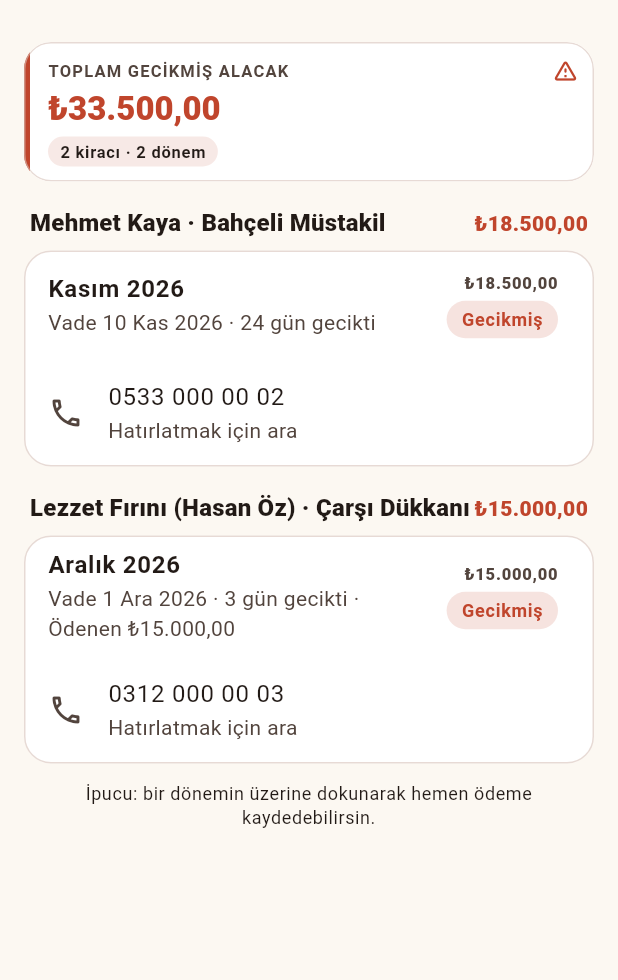
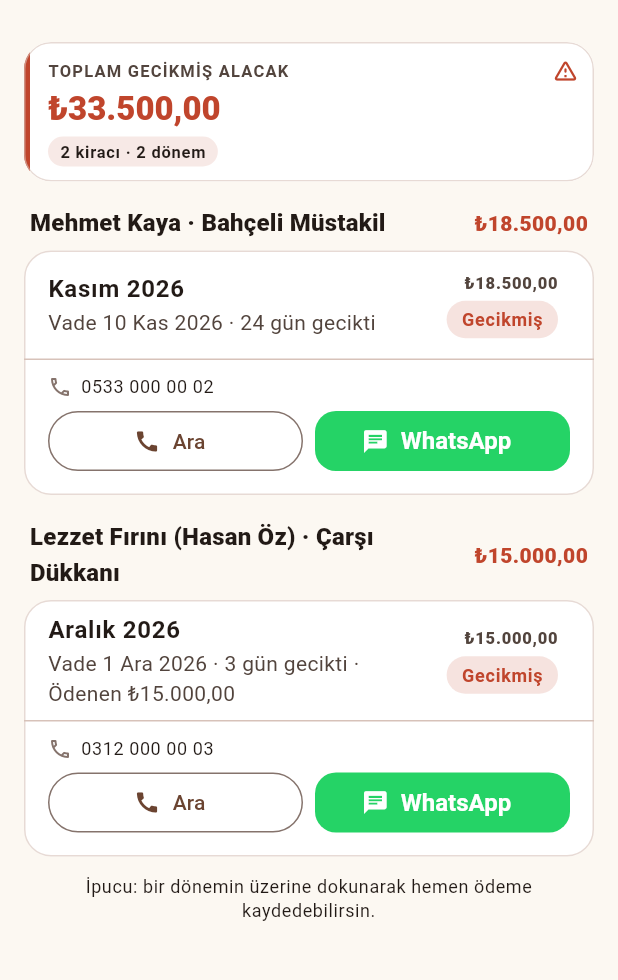
Before and after one commit to yundroid/10ants, a Flutter app: the DashboardScreen screen opened directly, after a tap on "Örnek verilerle dene", after a tap on "Tümü", on a phone screen of 412 x 824 dp, the part 54-1034 px from its top. Run offline on Flutter 3.47's test engine with Material 3 defaults, Android fonts, the phone set to English and light mode, and no system bars; our stand-ins replace file_picker, fl_chart, image_picker, open_filex, sembast, sembast_web and 1 more; missing offline and left inert: dart:js_interop; accounts and stored records are empty.

Commit message:
Geciken kiralarda kiracıyı arama ve WhatsApp'tan hatırlatma gönderme
- Geciken kiralar ekranında ve kiracı detayında Ara / WhatsApp düğmeleri
- WhatsApp, geciken dönemleri ve toplam borcu içeren hazır mesajla açılır
- Türkiye telefon numaraları uluslararası biçime çevrilir (0532… → 90532…)
- Telefonu olmayan kiracıda numara ekleme kısayolu
- Android 11+ için url_launcher <queries> bildirimleri

Co-Authored-By: Claude Opus 5.5 <noreply@anthropic.com>
Claude-Session: https://claude.ai/code/session_01PQZcGFBYxfhJnNNFRidt3n

```diff
--- a/lib/screens/overdue_screen.dart
+++ b/lib/screens/overdue_screen.dart
@@ -2,11 +2,13 @@ import 'package:flutter/material.dart';
 import 'package:provider/provider.dart';
 
 import '../models/models.dart';
+import '../services/contact.dart';
 import '../services/data_store.dart';
 import '../services/rent_calculator.dart';
 import '../theme.dart';
 import '../utils/format.dart';
 import '../widgets/common.dart';
+import '../widgets/contact_buttons.dart';
 import 'tenants_screen.dart';
 
 /// Gecikmiş kiraların kiracı bazında gruplanmış listesi.
@@ -50,12 +52,23 @@ class OverdueScreen extends StatelessWidget {
                 Card(
                   child: Column(children: [
                     for (final p in g.value) RentPeriodTile(period: p),
-                    if (g.key.phone.isNotEmpty)
-                      ListTile(
-                        leading: const Icon(Icons.phone_outlined),
-                        title: Text(g.key.phone),
-                        subtitle: const Text('Hatırlatmak için ara'),
+                    const Divider(height: 1),
+                    if (g.key.phone.trim().isNotEmpty)
+                      Padding(
+                        padding: const EdgeInsets.fromLTRB(16, 10, 16, 0),
+                        child: Row(children: [
+                          Icon(Icons.phone_outlined,
+                              size: 16, color: Theme.of(context).colorScheme.outline),
+                          const SizedBox(width: 6),
+                          Text(g.key.phone, style: Theme.of(context).textTheme.bodySmall),
+                        ]),
                       ),
+                    ContactButtons(
+                      tenant: g.key,
+                      message: Contact.reminderMessage(
+                          g.key, store.propertyById(g.key.propertyId), g.value),
+                      onAddPhone: () => openTenantForm(context, tenant: g.key),
+                    ),
                   ]),
                 ),
               ],
--- /dev/null
+++ b/lib/services/contact.dart
@@ -0,0 +1,50 @@
+import '../models/models.dart';
+import '../utils/format.dart';
+import 'rent_calculator.dart';
+
+/// Kiracıyla iletişim: arama ve WhatsApp bağlantıları, hatırlatma mesajı.
+class Contact {
+  /// Telefonu uluslararası biçime (yalnız rakam, ülke koduyla) çevirir.
+  /// Türkiye numaraları varsayılır: `0532 123 45 67` → `905321234567`.
+  /// Geçersizse `null`.
+  static String? normalizePhone(String raw) {
+    final hadPlus = raw.trim().startsWith('+');
+    var d = raw.replaceAll(RegExp(r'\D'), '');
+    if (d.isEmpty) return null;
+    if (d.startsWith('00')) {
+      d = d.substring(2);
+    } else if (!hadPlus) {
+      if (d.length == 11 && d.startsWith('0')) {
+        d = '90${d.substring(1)}';
+      } else if (d.length == 10) {
+        d = '90$d';
+      }
+    }
+    return d.length >= 10 && d.length <= 15 ? d : null;
+  }
+
+  static Uri? telUri(String raw) {
+    final n = normalizePhone(raw);
+    return n == null ? null : Uri(scheme: 'tel', path: '+$n');
+  }
+
+  static Uri? whatsappUri(String raw, String message) {
+    final n = normalizePhone(raw);
+    if (n == null) return null;
+    // Boşluklar "+" yerine %20 olarak kodlanmalı; WhatsApp "+" işaretini
+    // bazı sürümlerde olduğu gibi gösteriyor.
+    return Uri.parse('https://wa.me/$n?text=${Uri.encodeComponent(message)}');
+  }
+
+  /// Geciken dönemler için nazik bir hatırlatma mesajı.
+  static String reminderMessage(Tenant tenant, Property? property, List<RentPeriod> overdue) {
+    final firstName = tenant.name.trim().split(RegExp(r'\s+')).first;
+    final sorted = [...overdue]..sort((a, b) => a.period.compareTo(b.period));
+    final periods = sorted.map((p) => fmtPeriod(p.period)).join(', ');
+    final total = money(RentCalculator.totalDebt(overdue));
+    final where = property == null ? '' : '${property.name} için ';
+    final count = overdue.length == 1 ? '$periods dönemine' : '$periods dönemlerine';
+    return 'Merhaba $firstName, $where$count ait toplam $total kira ödemeniz gecikmiş görünüyor. '
+        'Ödemenizi en kısa sürede yapabilirseniz sevinirim. Ödeme yaptıysanız lütfen bu mesajı dikkate almayın. İyi günler.';
+  }
+}
--- a/lib/widgets/common.dart
+++ b/lib/widgets/common.dart
@@ -162,7 +162,7 @@ class SectionTitle extends StatelessWidget {
                     .titleMedium
                     ?.copyWith(fontWeight: FontWeight.w800)),
           ),
-          ?trailing,
+          if (trailing != null) ...[const SizedBox(width: 8), trailing!],
         ]),
       );
 }
--- /dev/null
+++ b/lib/widgets/contact_buttons.dart
@@ -0,0 +1,85 @@
+import 'package:flutter/material.dart';
+import 'package:url_launcher/url_launcher.dart';
+
+import '../models/models.dart';
+import '../services/contact.dart';
+import 'common.dart';
+
+const whatsappGreen = Color(0xFF25D366);
+
+/// Kiracıyı arama ve WhatsApp'tan mesaj gönderme düğmeleri.
+/// Telefon yoksa ya da geçersizse bunu belirten bir satır gösterir.
+class ContactButtons extends StatelessWidget {
+  const ContactButtons({
+    super.key,
+    required this.tenant,
+    required this.message,
+    this.onAddPhone,
+  });
+
+  final Tenant tenant;
+
+  /// WhatsApp'ta önceden yazılmış gelecek mesaj (gönderilmeden düzenlenebilir).
+  final String message;
+  final VoidCallback? onAddPhone;
+
+  Future<void> _launch(BuildContext context, Uri? uri, String failMessage) async {
+    if (uri == null) {
+      showSnack(context, 'Telefon numarası geçersiz: ${tenant.phone}', error: true);
+      return;
+    }
+    var ok = false;
+    try {
+      ok = await launchUrl(uri, mode: LaunchMode.externalApplication);
+    } catch (_) {
+      ok = false;
+    }
+    if (!ok && context.mounted) showSnack(context, failMessage, error: true);
+  }
+
+  @override
+  Widget build(BuildContext context) {
+    final cs = Theme.of(context).colorScheme;
+    if (tenant.phone.trim().isEmpty || Contact.normalizePhone(tenant.phone) == null) {
+      return ListTile(
+        leading: Icon(Icons.phone_disabled_outlined, color: cs.outline),
+        title: Text(tenant.phone.trim().isEmpty
+            ? 'Telefon numarası kayıtlı değil'
+            : 'Telefon numarası geçersiz: ${tenant.phone}'),
+        subtitle: const Text('Aramak veya WhatsApp\'tan yazmak için numara ekle'),
+        trailing: onAddPhone == null
+            ? null
+            : TextButton(onPressed: onAddPhone, child: const Text('Ekle')),
+      );
+    }
+    return Padding(
+      padding: const EdgeInsets.fromLTRB(16, 4, 16, 12),
+      child: Row(children: [
+        Expanded(
+          child: OutlinedButton.icon(
+            onPressed: () => _launch(context, Contact.telUri(tenant.phone), 'Arama başlatılamadı'),
+            icon: const Icon(Icons.call),
+            label: const Text('Ara'),
+          ),
+        ),
+        const SizedBox(width: 8),
+        Expanded(
+          child: FilledButton.icon(
+            style: FilledButton.styleFrom(
+              backgroundColor: whatsappGreen,
+              foregroundColor: Colors.white,
+              minimumSize: const Size(64, 40),
+            ),
+            onPressed: () => _launch(
+              context,
+              Contact.whatsappUri(tenant.phone, message),
+              'WhatsApp açılamadı. Uygulamanın yüklü olduğundan emin ol.',
+            ),
+            icon: const Icon(Icons.chat),
+            label: const Text('WhatsApp'),
+          ),
+        ),
+      ]),
+    );
+  }
+}
--- a/pubspec.yaml
+++ b/pubspec.yaml
@@ -49,6 +49,7 @@ dependencies:
   open_filex: ^4.7.0
   web: ^1.1.1
   uuid: ^4.6.0
+  url_launcher: ^6.3.2
 
 dev_dependencies:
   flutter_test:
```
Also changed, not shown: lib/screens/tenants_screen.dart (+16 -0 lines), pubspec.lock, 3 other files.
